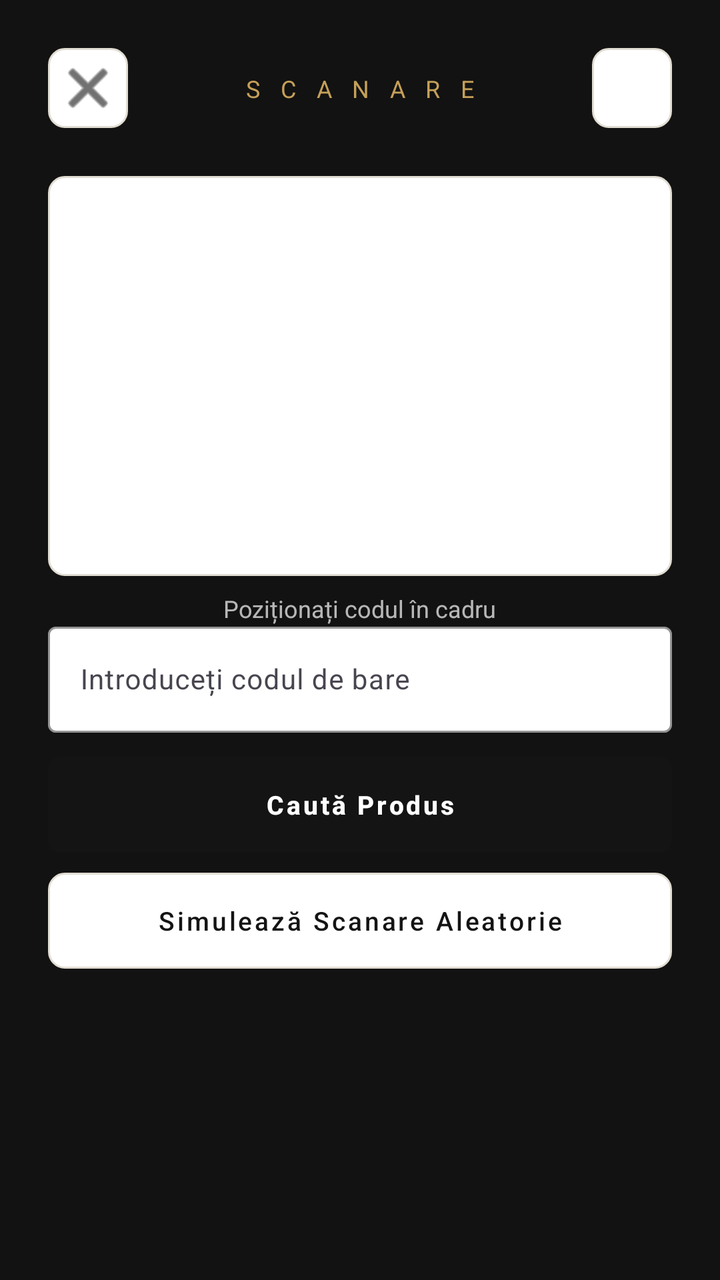
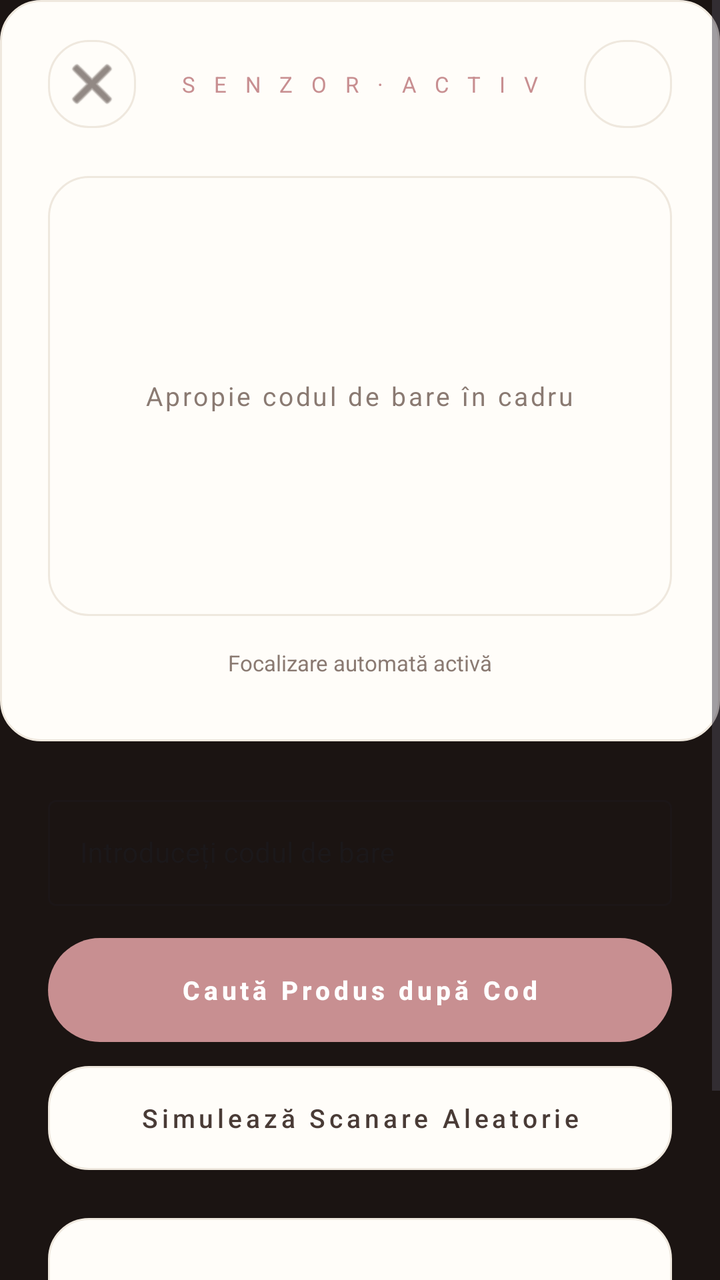

Compare the two renders of this Android layout. The source of the first and the diff that turns it into the second are given below.
<!-- AndroidManifest.xml: application theme Theme.SkinCheck -->
<!-- res/layout/fragment_scan.xml -->
<?xml version="1.0" encoding="utf-8"?>
<androidx.constraintlayout.widget.ConstraintLayout xmlns:android="http://schemas.android.com/apk/res/android"
    xmlns:app="http://schemas.android.com/apk/res-auto"
    android:layout_width="match_parent"
    android:layout_height="match_parent"
    android:background="@color/scan_background"
    android:padding="24dp">

    
    <ImageButton
        android:id="@+id/btnClose"
        android:layout_width="40dp"
        android:layout_height="40dp"
        android:background="@drawable/bg_luxury_card"
        android:src="@android:drawable/ic_menu_close_clear_cancel"
        android:contentDescription="Închide"
        app:tint="@color/jo_primary"
        app:layout_constraintTop_toTopOf="parent"
        app:layout_constraintStart_toStartOf="parent" />

    
    <TextView
        android:layout_width="wrap_content"
        android:layout_height="wrap_content"
        android:text="S C A N A R E"
        android:textSize="12sp"
        android:letterSpacing="0.3"
        android:textColor="@color/jo_accent"
        app:layout_constraintTop_toTopOf="@id/btnClose"
        app:layout_constraintBottom_toBottomOf="@id/btnClose"
        app:layout_constraintStart_toStartOf="parent"
        app:layout_constraintEnd_toEndOf="parent" />

    
    <ImageButton
        android:id="@+id/btnFlash"
        android:layout_width="40dp"
        android:layout_height="40dp"
        android:background="@drawable/bg_luxury_card"
        android:src="@android:drawable/ic_menu_camera"
        android:contentDescription="Flash"
        app:tint="@color/white"
        app:layout_constraintTop_toTopOf="parent"
        app:layout_constraintEnd_toEndOf="parent" />

    
    <View
        android:id="@+id/viewFinderBorder"
        android:layout_width="0dp"
        android:layout_height="200dp"
        android:background="@drawable/bg_luxury_card"
        android:layout_marginTop="24dp"
        app:layout_constraintTop_toBottomOf="@id/btnClose"
        app:layout_constraintStart_toStartOf="parent"
        app:layout_constraintEnd_toEndOf="parent" />

    <TextView
        android:layout_width="wrap_content"
        android:layout_height="wrap_content"
        android:text="Poziționați codul în cadru"
        android:textSize="12sp"
        android:textColor="@color/white"
        android:alpha="0.7"
        android:layout_marginTop="8dp"
        app:layout_constraintTop_toBottomOf="@id/viewFinderBorder"
        app:layout_constraintStart_toStartOf="parent"
        app:layout_constraintEnd_toEndOf="parent" />

    
    <LinearLayout
        android:layout_width="match_parent"
        android:layout_height="wrap_content"
        android:orientation="vertical"
        android:layout_marginTop="20dp"
        app:layout_constraintTop_toBottomOf="@id/viewFinderBorder"
        app:layout_constraintStart_toStartOf="parent"
        app:layout_constraintEnd_toEndOf="parent">

        <com.google.android.material.textfield.TextInputLayout
            android:id="@+id/tilBarcode"
            android:layout_width="match_parent"
            android:layout_height="wrap_content"
            android:hint="Introduceți codul de bare"
            app:boxBackgroundColor="@color/jo_surface"
            app:boxBackgroundMode="outline"
            app:boxStrokeColor="@color/jo_accent"
            app:hintTextColor="@color/jo_accent"
            android:layout_marginBottom="12dp">

            <com.google.android.material.textfield.TextInputEditText
                android:id="@+id/etBarcode"
                android:layout_width="match_parent"
                android:layout_height="wrap_content"
                android:inputType="number"
                android:imeOptions="actionSearch"
                android:textColor="@color/jo_primary"
                android:textSize="14sp" />

        </com.google.android.material.textfield.TextInputLayout>

        <Button
            android:id="@+id/btnSearch"
            android:layout_width="match_parent"
            android:layout_height="48dp"
            android:text="Caută Produs"
            android:textSize="13sp"
            android:letterSpacing="0.1"
            android:textStyle="bold"
            android:textColor="@color/jo_button_text"
            android:background="@drawable/bg_luxury_button"
            app:backgroundTint="@null"
            android:elevation="0dp"
            android:layout_marginBottom="10dp" />

        <Button
            android:id="@+id/btnSimulate"
            android:layout_width="match_parent"
            android:layout_height="48dp"
            android:text="Simulează Scanare Aleatorie"
            android:textSize="13sp"
            android:letterSpacing="0.1"
            android:textColor="@color/jo_primary"
            android:background="@drawable/bg_luxury_card"
            app:backgroundTint="@null"
            android:elevation="0dp" />

    </LinearLayout>

</androidx.constraintlayout.widget.ConstraintLayout>
<!-- resources referenced by this layout -->
<resources>
  <color name="jo_accent">#C5A059</color>
  <color name="jo_button_text">#FFFFFF</color>
  <color name="jo_primary">#141414</color>
  <color name="jo_surface">#FFFFFF</color>
  <color name="scan_background">#121212</color>
  <color name="white">#FFFFFF</color>
  <!-- drawable bg_luxury_button (drawable) -->
  <?xml version="1.0" encoding="utf-8"?>
  <ripple xmlns:android="http://schemas.android.com/apk/res/android"
      android:color="@color/jo_accent">
      <item>
          <shape android:shape="rectangle">
              <solid android:color="@color/jo_primary" />
              <corners android:radius="6dp" />
          </shape>
      </item>
  </ripple>
  <!-- drawable bg_luxury_card (drawable) -->
  <?xml version="1.0" encoding="utf-8"?>
  <shape xmlns:android="http://schemas.android.com/apk/res/android"
      android:shape="rectangle">
      <solid android:color="@color/jo_surface" />
      <corners android:radius="8dp" />
      <stroke
          android:width="1dp"
          android:color="@color/jo_border" />
  </shape>
  <style name="Theme.SkinCheck" parent="Theme.Material3.Light.NoActionBar">
          
          <item name="colorPrimary">@color/jo_primary</item>
          <item name="colorSecondary">@color/jo_accent</item>
          <item name="colorSurface">@color/jo_surface</item>
  
          
          <item name="android:windowBackground">@color/jo_background</item>
  
          
          <item name="android:statusBarColor">@color/jo_background</item>
          <item name="android:windowLightStatusBar">true</item>
      </style>
  <color name="jo_border">#E2DDD2</color>
  <color name="jo_background">#FBF9F5</color>
</resources>

<!-- the commit's change to res/layout/fragment_scan.xml (unified diff, before → after) -->
@@ -1,129 +1,204 @@
 <?xml version="1.0" encoding="utf-8"?>
-<androidx.constraintlayout.widget.ConstraintLayout xmlns:android="http://schemas.android.com/apk/res/android"
+<ScrollView xmlns:android="http://schemas.android.com/apk/res/android"
     xmlns:app="http://schemas.android.com/apk/res-auto"
     android:layout_width="match_parent"
     android:layout_height="match_parent"
-    android:background="@color/scan_background"
-    android:padding="24dp">
-
-    
-    <ImageButton
-        android:id="@+id/btnClose"
-        android:layout_width="40dp"
-        android:layout_height="40dp"
-        android:background="@drawable/bg_luxury_card"
-        android:src="@android:drawable/ic_menu_close_clear_cancel"
-        android:contentDescription="Închide"
-        app:tint="@color/jo_primary"
-        app:layout_constraintTop_toTopOf="parent"
-        app:layout_constraintStart_toStartOf="parent" />
-
-    
-    <TextView
-        android:layout_width="wrap_content"
-        android:layout_height="wrap_content"
-        android:text="S C A N A R E"
-        android:textSize="12sp"
-        android:letterSpacing="0.3"
-        android:textColor="@color/jo_accent"
-        app:layout_constraintTop_toTopOf="@id/btnClose"
-        app:layout_constraintBottom_toBottomOf="@id/btnClose"
-        app:layout_constraintStart_toStartOf="parent"
-        app:layout_constraintEnd_toEndOf="parent" />
-
-    
-    <ImageButton
-        android:id="@+id/btnFlash"
-        android:layout_width="40dp"
-        android:layout_height="40dp"
-        android:background="@drawable/bg_luxury_card"
-        android:src="@android:drawable/ic_menu_camera"
-        android:contentDescription="Flash"
-        app:tint="@color/white"
-        app:layout_constraintTop_toTopOf="parent"
-        app:layout_constraintEnd_toEndOf="parent" />
-
-    
-    <View
-        android:id="@+id/viewFinderBorder"
-        android:layout_width="0dp"
-        android:layout_height="200dp"
-        android:background="@drawable/bg_luxury_card"
-        android:layout_marginTop="24dp"
-        app:layout_constraintTop_toBottomOf="@id/btnClose"
-        app:layout_constraintStart_toStartOf="parent"
-        app:layout_constraintEnd_toEndOf="parent" />
-
-    <TextView
-        android:layout_width="wrap_content"
-        android:layout_height="wrap_content"
-        android:text="Poziționați codul în cadru"
-        android:textSize="12sp"
-        android:textColor="@color/white"
-        android:alpha="0.7"
-        android:layout_marginTop="8dp"
-        app:layout_constraintTop_toBottomOf="@id/viewFinderBorder"
-        app:layout_constraintStart_toStartOf="parent"
-        app:layout_constraintEnd_toEndOf="parent" />
-
-    
+    android:fillViewport="true"
+    android:background="@color/scan_background">
+
     <LinearLayout
         android:layout_width="match_parent"
         android:layout_height="wrap_content"
         android:orientation="vertical"
-        android:layout_marginTop="20dp"
-        app:layout_constraintTop_toBottomOf="@id/viewFinderBorder"
-        app:layout_constraintStart_toStartOf="parent"
-        app:layout_constraintEnd_toEndOf="parent">
-
-        <com.google.android.material.textfield.TextInputLayout
-            android:id="@+id/tilBarcode"
+        android:paddingBottom="40dp">
+
+        
+        <LinearLayout
             android:layout_width="match_parent"
             android:layout_height="wrap_content"
-            android:hint="Introduceți codul de bare"
-            app:boxBackgroundColor="@color/jo_surface"
-            app:boxBackgroundMode="outline"
-            app:boxStrokeColor="@color/jo_accent"
-            app:hintTextColor="@color/jo_accent"
-            android:layout_marginBottom="12dp">
-
-            <com.google.android.material.textfield.TextInputEditText
-                android:id="@+id/etBarcode"
-                android:layout_width="match_parent"
-                android:layout_height="wrap_content"
-                android:inputType="number"
-                android:imeOptions="actionSearch"
+            android:orientation="vertical"
+            android:background="@drawable/bg_luxury_card"
+            android:paddingHorizontal="24dp"
+            android:paddingTop="20dp"
+            android:paddingBottom="32dp">
+
+            
+            <LinearLayout
+                android:layout_width="match_parent"
+                android:layout_height="wrap_content"
+                android:orientation="horizontal"
+                android:gravity="center_vertical"
+                android:layout_marginBottom="24dp">
+
+                <ImageButton
+                    android:id="@+id/btnClose"
+                    android:layout_width="44dp"
+                    android:layout_height="44dp"
+                    android:background="@drawable/bg_luxury_card"
+                    android:src="@android:drawable/ic_menu_close_clear_cancel"
+                    android:contentDescription="Închide"
+                    app:tint="@color/jo_primary"
+                    android:padding="10dp"
+                    android:elevation="0dp" />
+
+                <LinearLayout
+                    android:layout_width="0dp"
+                    android:layout_height="wrap_content"
+                    android:layout_weight="1"
+                    android:orientation="horizontal"
+                    android:gravity="center">
+
+                    <TextView
+                        android:layout_width="wrap_content"
+                        android:layout_height="wrap_content"
+                        android:text="S E N Z O R · A C T I V"
+                        android:textSize="11sp"
+                        android:letterSpacing="0.3"
+                        android:textColor="@color/jo_accent" />
+                </LinearLayout>
+
+                <ImageButton
+                    android:id="@+id/btnFlash"
+                    android:layout_width="44dp"
+                    android:layout_height="44dp"
+                    android:background="@drawable/bg_luxury_card"
+                    android:src="@android:drawable/ic_menu_camera"
+                    android:contentDescription="Flash"
+                    app:tint="@color/white"
+                    android:padding="10dp"
+                    android:elevation="0dp" />
+
+            </LinearLayout>
+
+            
+            <LinearLayout
+                android:layout_width="match_parent"
+                android:layout_height="220dp"
+                android:orientation="vertical"
+                android:gravity="center"
+                android:background="@drawable/bg_luxury_card"
+                android:layout_marginBottom="16dp">
+
+                <TextView
+                    android:layout_width="wrap_content"
+                    android:layout_height="wrap_content"
+                    android:text="Apropie codul de bare în cadru"
+                    android:textSize="13sp"
+                    android:textColor="@color/jo_secondary"
+                    android:letterSpacing="0.1" />
+
+            </LinearLayout>
+
+            <TextView
+                android:layout_width="wrap_content"
+                android:layout_height="wrap_content"
+                android:text="Focalizare automată activă"
+                android:textSize="11sp"
+                android:textColor="@color/jo_secondary"
+                android:layout_gravity="center" />
+
+        </LinearLayout>
+
+        
+        <LinearLayout
+            android:layout_width="match_parent"
+            android:layout_height="wrap_content"
+            android:orientation="vertical"
+            android:paddingHorizontal="24dp"
+            android:paddingTop="24dp">
+
+            
+            <com.google.android.material.textfield.TextInputLayout
+                android:id="@+id/tilBarcode"
+                android:layout_width="match_parent"
+                android:layout_height="wrap_content"
+                android:hint="Introduceți codul de bare"
+                android:layout_marginBottom="16dp"
+                style="@style/Widget.MaterialComponents.TextInputLayout.OutlinedBox">
+
+                <com.google.android.material.textfield.TextInputEditText
+                    android:id="@+id/etBarcode"
+                    android:layout_width="match_parent"
+                    android:layout_height="wrap_content"
+                    android:inputType="number"
+                    android:imeOptions="actionSearch"
+                    android:textSize="14sp" />
+
+            </com.google.android.material.textfield.TextInputLayout>
+
+            
+            <Button
+                android:id="@+id/btnSearch"
+                android:layout_width="match_parent"
+                android:layout_height="52dp"
+                android:text="Caută Produs după Cod"
+                android:textSize="13sp"
+                android:letterSpacing="0.15"
+                android:textStyle="bold"
+                android:textColor="@color/jo_button_text"
+                android:background="@drawable/bg_luxury_button"
+                app:backgroundTint="@null"
+                android:elevation="0dp"
+                android:layout_marginBottom="12dp" />
+
+            
+            <Button
+                android:id="@+id/btnSimulate"
+                android:layout_width="match_parent"
+                android:layout_height="52dp"
+                android:text="Simulează Scanare Aleatorie"
+                android:textSize="13sp"
+                android:letterSpacing="0.15"
                 android:textColor="@color/jo_primary"
-                android:textSize="14sp" />
-
-        </com.google.android.material.textfield.TextInputLayout>
-
-        <Button
-            android:id="@+id/btnSearch"
-            android:layout_width="match_parent"
-            android:layout_height="48dp"
-            android:text="Caută Produs"
-            android:textSize="13sp"
-            android:letterSpacing="0.1"
-            android:textStyle="bold"
-            android:textColor="@color/jo_button_text"
-            android:background="@drawable/bg_luxury_button"
-            app:backgroundTint="@null"
-            android:elevation="0dp"
-            android:layout_marginBottom="10dp" />
-
-        <Button
-            android:id="@+id/btnSimulate"
-            android:layout_width="match_parent"
-            android:layout_height="48dp"
-            android:text="Simulează Scanare Aleatorie"
-            android:textSize="13sp"
-            android:letterSpacing="0.1"
-            android:textColor="@color/jo_primary"
-            android:background="@drawable/bg_luxury_card"
-            app:backgroundTint="@null"
-            android:elevation="0dp" />
+                android:background="@drawable/bg_luxury_card"
+                app:backgroundTint="@null"
+                android:elevation="0dp"
+                android:layout_marginBottom="24dp" />
+
+            
+            <LinearLayout
+                android:layout_width="match_parent"
+                android:layout_height="wrap_content"
+                android:orientation="horizontal"
+                android:background="@drawable/bg_luxury_card"
+                android:padding="16dp"
+                android:gravity="center_vertical">
+
+                <TextView
+                    android:layout_width="32dp"
+                    android:layout_height="32dp"
+                    android:text="💡"
+                    android:textSize="18sp"
+                    android:gravity="center"
+                    android:layout_marginEnd="12dp" />
+
+                <LinearLayout
+                    android:layout_width="0dp"
+                    android:layout_height="wrap_content"
+                    android:layout_weight="1"
+                    android:orientation="vertical">
+
+                    <TextView
+                        android:layout_width="wrap_content"
+                        android:layout_height="wrap_content"
+                        text="Nu găsești codul de bare?"
+                        android:textSize="13sp"
+                        android:textStyle="bold"
+                        android:textColor="@color/jo_primary"
+                        android:layout_marginBottom="2dp" />
+
+                    <TextView
+                        android:layout_width="match_parent"
+                        android:layout_height="wrap_content"
+                        android:text="Poți introduce cifrele manual în câmpul de mai sus pentru o căutare rapidă în baza de date offline."
+                        android:textSize="12sp"
+                        android:textColor="@color/jo_secondary"
+                        android:lineSpacingExtra="3dp" />
+                </LinearLayout>
+
+            </LinearLayout>
+
+        </LinearLayout>
 
     </LinearLayout>
-
-</androidx.constraintlayout.widget.ConstraintLayout>
+</ScrollView>
<!-- resource entries referenced after the edit -->
@@ -1,19 +1,20 @@
 <!-- resources referenced by this layout -->
 <resources>
-  <color name="jo_accent">#C5A059</color>
+  <color name="jo_accent">#C88F91</color>
   <color name="jo_button_text">#FFFFFF</color>
-  <color name="jo_primary">#141414</color>
-  <color name="jo_surface">#FFFFFF</color>
-  <color name="scan_background">#121212</color>
-  <color name="white">#FFFFFF</color>
+  <color name="jo_primary">#493B36</color>
+  <color name="jo_secondary">#8A7A72</color>
+  <color name="jo_surface">#FFFDF9</color>
+  <color name="scan_background">#1B1412</color>
+  <color name="white">#FFFDF9</color>
   <!-- drawable bg_luxury_button (drawable) -->
   <?xml version="1.0" encoding="utf-8"?>
   <ripple xmlns:android="http://schemas.android.com/apk/res/android"
-      android:color="@color/jo_accent">
+      android:color="@color/jo_border">
       <item>
           <shape android:shape="rectangle">
-              <solid android:color="@color/jo_primary" />
-              <corners android:radius="6dp" />
+              <solid android:color="@color/jo_accent" />
+              <corners android:radius="9999dp" />
           </shape>
       </item>
   </ripple>
@@ -22,7 +23,7 @@
   <shape xmlns:android="http://schemas.android.com/apk/res/android"
       android:shape="rectangle">
       <solid android:color="@color/jo_surface" />
-      <corners android:radius="8dp" />
+      <corners android:radius="20dp" />
       <stroke
           android:width="1dp"
           android:color="@color/jo_border" />
@@ -40,7 +41,7 @@
           <item name="android:statusBarColor">@color/jo_background</item>
           <item name="android:windowLightStatusBar">true</item>
       </style>
-  <color name="jo_border">#E2DDD2</color>
-  <color name="jo_background">#FBF9F5</color>
+  <color name="jo_border">#EFE8DE</color>
+  <color name="jo_background">#FAF7F2</color>
 </resources>
 
